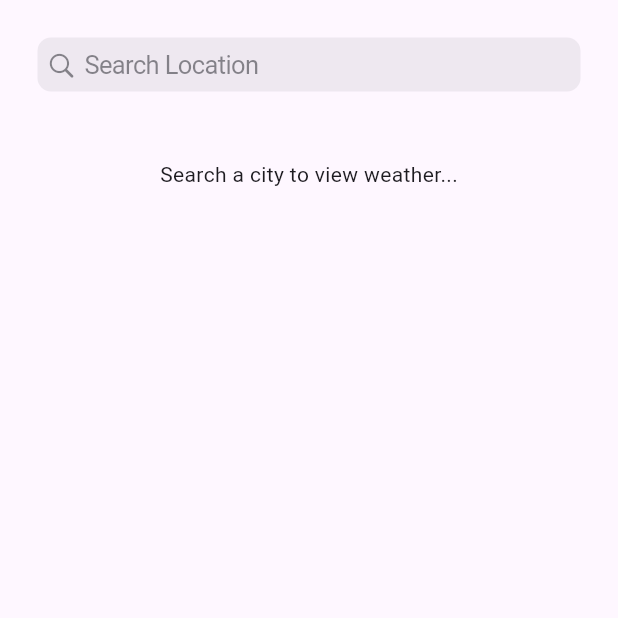
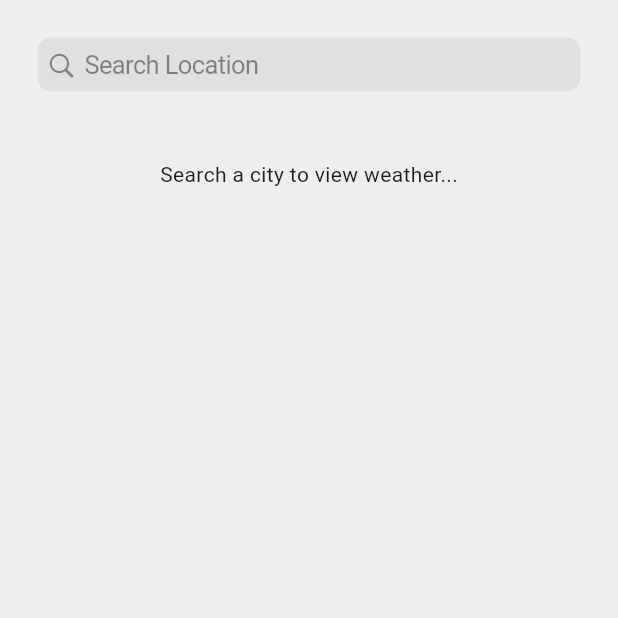
Before and after one commit to SamimNaser/Drizzle-WeatherForecast, a Flutter app: the screen it shows after launch, on a phone screen of 412 x 824 dp, the top half of it. Run offline on Flutter 3.47's test engine with Material 3 defaults, Android fonts, the phone set to English and light mode, and no system bars; our stand-ins replace lottie; network calls fail.

Commit message:
ui changes

```diff
--- a/lib/components/weather_card.dart
+++ b/lib/components/weather_card.dart
@@ -3,8 +3,10 @@ import 'package:flutter/material.dart';
 class WeatherCard extends StatelessWidget {
   final double height;
   final double width;
+  final String heading;
   final String text;
   final TextStyle textStyle;
+  final TextStyle headingStyle;
   final Color? backgroundColor;
   final EdgeInsetsGeometry? padding;
   final BorderRadiusGeometry? borderRadius;
@@ -14,8 +16,10 @@ class WeatherCard extends StatelessWidget {
     super.key,
     required this.height,
     required this.width,
+    required this.heading,
     required this.text,
     required this.textStyle,
+    required this.headingStyle,
     this.backgroundColor,
     this.padding,
     this.borderRadius,
@@ -27,17 +31,21 @@ class WeatherCard extends StatelessWidget {
     return Container(
       height: height,
       width: width,
-      padding: padding ?? const EdgeInsets.all(8),
+      padding: padding,
       decoration: BoxDecoration(
-        color: backgroundColor ?? Colors.grey[200],
-        borderRadius: borderRadius ?? BorderRadius.circular(8),
+        color: backgroundColor,
+        borderRadius: borderRadius,
         //border: border,
       ),
       alignment: Alignment.center,
-      child: Text(
-        text,
-        style: textStyle,
-        textAlign: TextAlign.center
+      child: Column(
+        children: [
+          Padding(
+            padding: const EdgeInsets.only(top: 15.0, bottom:30),
+            child: Text(heading, style: headingStyle, textAlign: TextAlign.start),
+          ),
+          Text(text, style: textStyle, textAlign: TextAlign.center),
+        ],
       ),
     );
   }
--- a/lib/models/weather_model.dart
+++ b/lib/models/weather_model.dart
@@ -1,7 +1,7 @@
 class Weather {
   final String city;
-  final double temperature;
-  final double feelsLike;
+  final int temperature;
+  final int feelsLike;
   final double windSpeed;
   final String condition;
   final String description;
@@ -31,8 +31,8 @@ class Weather {
 
     return Weather(
       city: json['name'] as String? ?? '',
-      temperature: (main['temp'] as num?)?.toDouble() ?? 0.0,
-      feelsLike: (main['feels_like'] as num?)?.toDouble() ?? 0.0,
+      temperature: (main['temp'] as num?)?.round() ?? 0,
+      feelsLike: (main['feels_like'] as num?)?.round() ?? 0,
       windSpeed: (json['wind'] != null && json['wind']['speed'] != null)
           ? (json['wind']['speed'] as num).toDouble()
           : 0.0,
--- a/lib/pages/weather_page.dart
+++ b/lib/pages/weather_page.dart
@@ -87,6 +87,7 @@ String formatTime(int timestamp) {
   @override
   Widget build(BuildContext context) {
     return Scaffold(
+      backgroundColor: Colors.grey.shade200,
       body: SafeArea(
         // city search field
         child: Column(
@@ -111,45 +112,159 @@ String formatTime(int timestamp) {
             const SizedBox(height: 20),
 
             _weather != null
-                ? WeatherCard(
-                    height: 120,
-                    width: 120,
-                    text: "Temperature: ${_weather!.temperature}°C",
-                    textStyle: const TextStyle(
-                      fontSize: 15,
-                      fontWeight: FontWeight.bold,
-                      color: Colors.black,
-                    ),
-                    backgroundColor: Colors.grey.shade300,
-                    borderRadius: BorderRadius.circular(10),
-                  )
-                  : const Text("Search a city to view weather..."),
+            ?Column(
+              children: [
+                Row(
+                  mainAxisAlignment: MainAxisAlignment.spaceEvenly,
+                  children: [
+                      // temp
+                      WeatherCard(
+                        height: 150,
+                        width: 150,
+                        heading: "Temp",
+                        headingStyle: TextStyle(
+                          fontSize: 16,
+                          fontWeight: FontWeight.w300,
+                          color: Colors.grey.shade700
+                        ),
+                        text: "${_weather!.temperature}°C",
+                        textStyle: const TextStyle(
+                          fontSize: 28,
+                          fontWeight: FontWeight.bold,
+                          color: Colors.black,
+                        ),
+                        backgroundColor: Colors.white,
+                        borderRadius: BorderRadius.circular(15),
+                      ),
 
+                      // wind speed
+                      WeatherCard(
+                        height: 150,
+                        width: 150,
+                        heading: "Wind Speed",
+                        headingStyle: TextStyle(
+                          fontSize: 16,
+                          fontWeight: FontWeight.w300,
+                          color: Colors.grey.shade700
+                        ),
+                        text: "${_weather!.windSpeed} m/s",
+                        textStyle: const TextStyle(
+                          fontSize: 28,
+                          fontWeight: FontWeight.bold,
+                          color: Colors.black,
+                        ),
+                        backgroundColor: Colors.white,
+                        borderRadius: BorderRadius.circular(15),
+                      ),
+                  ],
+                ),
+
+                const SizedBox(height: 25),
+
+                Row(
+                  mainAxisAlignment: MainAxisAlignment.spaceEvenly,
+                  children: [
+                    // maximum temp
+                    WeatherCard(
+                        height: 150,
+                        width: 150,
+                        heading: "Max Temp",
+                        headingStyle: TextStyle(
+                          fontSize: 16,
+                          fontWeight: FontWeight.w300,
+                          color: Colors.grey.shade700
+                        ),
+                        text: "${_weather!.tempMax}°C",
+                        textStyle: const TextStyle(
+                          fontSize: 28,
+                          fontWeight: FontWeight.bold,
+                          color: Colors.black,
+                        ),
+                        backgroundColor: Colors.white,
+                        borderRadius: BorderRadius.circular(15),
+                      ),
+
+                      // minimum temp
+                      WeatherCard(
+                        height: 150,
+                        width: 150,
+                        heading: "Min Temp",
+                        headingStyle: TextStyle(
+                          fontSize: 16,
+                          fontWeight: FontWeight.w300,
+                          color: Colors.grey.shade700
+                        ),
+                        text: "${_weather!.tempMin}°C",
+                        textStyle: const TextStyle(
+                          fontSize: 28,
+                          fontWeight: FontWeight.bold,
+                          color: Colors.black,
+                        ),
+                        backgroundColor: Colors.white,
+                        borderRadius: BorderRadius.circular(15),
+                      ),
+                  ],
+                ),
+
+                const SizedBox(height: 25),
+
+                Row(
+                  mainAxisAlignment: MainAxisAlignment.spaceEvenly,
+                  children: [
+                    // sunrise time
+                    WeatherCard(
+                        height: 150,
+                        width: 150,
+                        heading: "Sunrise",
+                        headingStyle: TextStyle(
+                          fontSize: 16,
+                          fontWeight: FontWeight.w300,
+                          color: Colors.grey.shade700
+                        ),
+                        text: formatTime(_weather!.sunrise),
+                        textStyle: const TextStyle(
+                          fontSize: 28,
+                          fontWeight: FontWeight.bold,
+                          color: Colors.black,
+                        ),
+                        backgroundColor: Colors.white,
+                        borderRadius: BorderRadius.circular(15),
+                      ),
+
+                      // sunset time
+                      WeatherCard(
+                        height: 150,
+                        width: 150,
+                        heading: "Sunset",
+                        headingStyle: TextStyle(
+                          fontSize: 16,
+                          fontWeight: FontWeight.w300,
+                          color: Colors.grey.shade700
+                        ),
+                        text: formatTime(_weather!.sunset),
+                        textStyle: const TextStyle(
+                          fontSize: 28,
+                          fontWeight: FontWeight.bold,
+                          color: Colors.black,
+                        ),
+                        backgroundColor: Colors.white,
+                        borderRadius: BorderRadius.circular(15),
+                      ),
+                  ],
+                )
+              ],
+            )
+            : const Text("Search a city to view weather..."),
 
             // debug box
             // _weather != null
             //     ? Column(
             //         crossAxisAlignment: CrossAxisAlignment.start,
             //         children: [
-            //           Text("City: ${_weather!.city}"),
-            //           const SizedBox(height: 4),
-            //           Text("Temperature: ${_weather!.temperature}°C"),
-            //           const SizedBox(height: 4),
-            //           Text("Feels Like: ${_weather!.feelsLike}°C"),
-            //           const SizedBox(height: 4),
-            //           Text("Wind Speed: ${_weather!.windSpeed} m/s"),
-            //           const SizedBox(height: 4),
             //           Text("Condition: ${_weather!.condition}"),
             //           const SizedBox(height: 4),
             //           Text("Description: ${_weather!.description}"),
             //           const SizedBox(height: 4),
-            //           Text("Sunrise : ${formatTime(_weather!.sunrise)}"),
-            //           const SizedBox(height: 4),
-            //           Text("Sunset: ${formatTime(_weather!.sunset)}"),
-            //           const SizedBox(height: 4),
-            //           Text("Max Temp : ${_weather!.tempMax}°C"),
-            //           const SizedBox(height: 4),
-            //           Text("Min Temp : ${_weather!.tempMin}°C"),
             //         ],
             //       )
             //     : const Text("Search a city to view weather..."),
```
